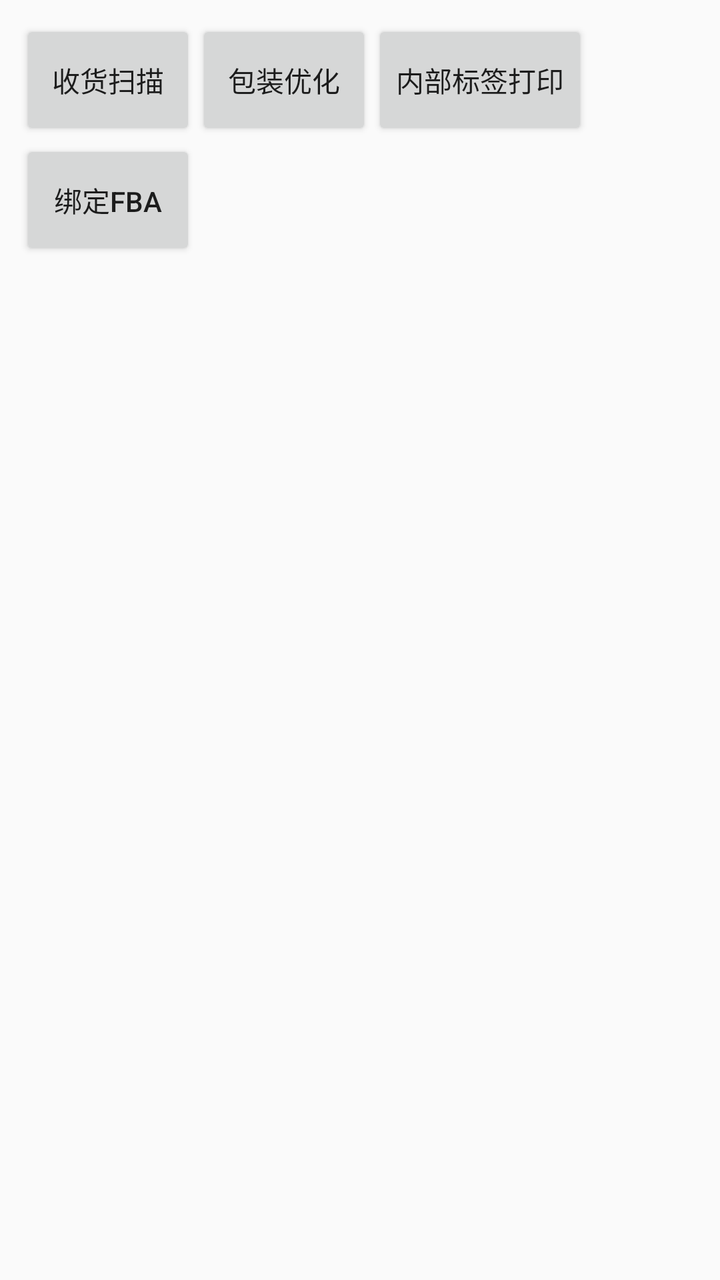
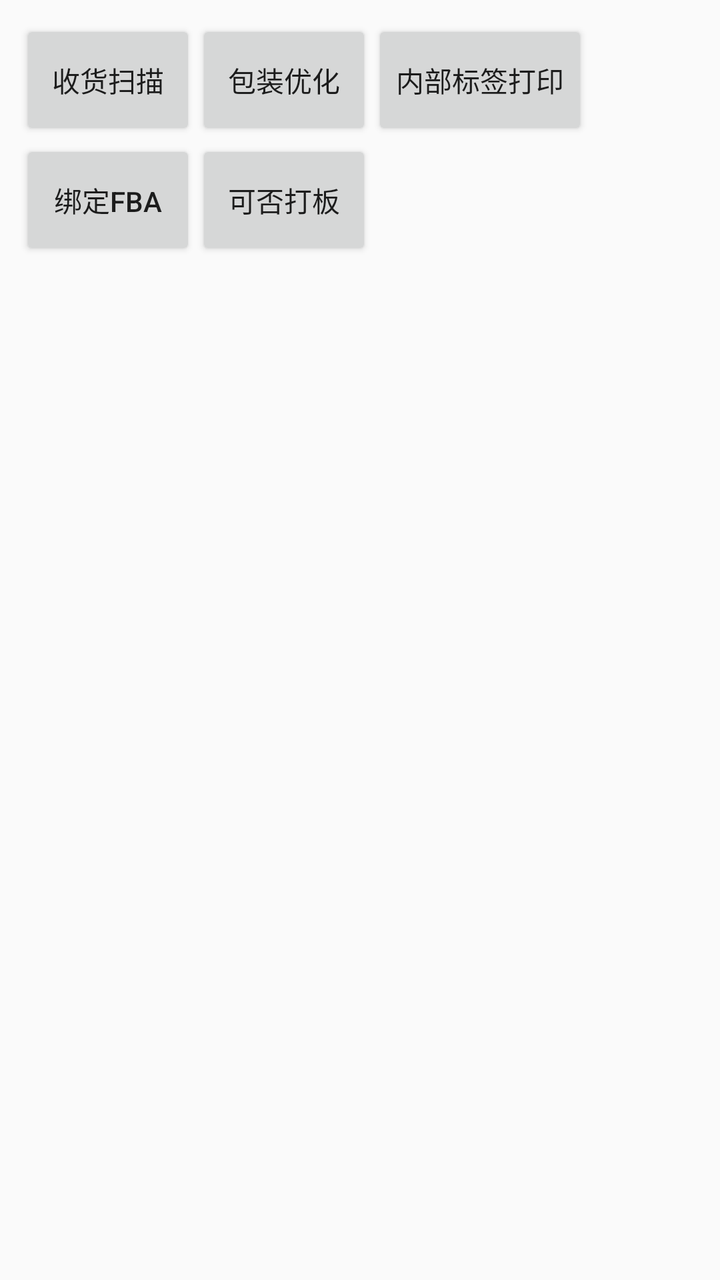

Two renders of the same Android screen: before a commit and after it. Below are the layout's source before the change and the commit's diff.
<!-- AndroidManifest.xml: application theme AppTheme -->
<!-- res/layout/activity_main.xml -->
<?xml version="1.0" encoding="utf-8"?>
<RelativeLayout xmlns:android="http://schemas.android.com/apk/res/android"
    xmlns:tools="http://schemas.android.com/tools"
    android:id="@+id/activity_main"
    android:layout_width="match_parent"
    android:layout_height="match_parent"
    android:paddingBottom="@dimen/activity_vertical_margin"
    android:paddingLeft="@dimen/activity_horizontal_margin"
    android:paddingRight="@dimen/activity_horizontal_margin"
    android:paddingTop="@dimen/activity_vertical_margin"
    tools:context="com.sl56.lis.androidapp.MainActivity">

    <TableLayout
        android:layout_width="match_parent"
        android:layout_height="match_parent">

        <TableRow android:layout_height="121dp">

            <Button
                android:id="@+id/btnScanRgd"
                android:layout_width="wrap_content"
                android:layout_height="60dp"
                android:text="收货扫描" />

            <Button
                android:id="@+id/btn_PackagingOptimization"
                android:layout_width="wrap_content"
                android:layout_height="60dp"
                android:text="包装优化" />

            <Button
                android:id="@+id/btn_PrintInnerLabel"
                android:layout_width="wrap_content"
                android:layout_height="60dp"
                android:text="内部标签打印" />
        </TableRow>

        <TableRow>
            <Button
                android:id="@+id/btn_bind_FBA"
                android:layout_width="wrap_content"
                android:layout_height="60dp"
                android:text="绑定FBA" />
        </TableRow>

    </TableLayout>
</RelativeLayout>
<!-- resources referenced by this layout -->
<resources>
  <dimen name="activity_horizontal_margin">10dp</dimen>
  <dimen name="activity_vertical_margin">10dp</dimen>
  <style name="AppTheme" parent="Theme.AppCompat.Light.DarkActionBar">
          
          <item name="colorPrimary">@color/colorPrimary</item>
          <item name="colorPrimaryDark">@color/colorPrimaryDark</item>
          <item name="colorAccent">@color/colorAccent</item>
          <item name="android:windowFullscreen">true</item>
          <item name="android:actionButtonStyle">@style/MyActionButtonStyle</item>
      </style>
  <color name="colorPrimary">#3F51B5</color>
  <color name="colorPrimaryDark">#303F9F</color>
  <color name="colorAccent">#FF4081</color>
  <style name="MyActionButtonStyle" parent="AppTheme">
          <item name="android:minWidth">20dip</item>
          <item name="android:padding">20dip</item>
      </style>
</resources>

<!-- the commit's change to res/layout/activity_main.xml (unified diff, before → after) -->
@@ -41,6 +41,11 @@
                 android:layout_width="wrap_content"
                 android:layout_height="60dp"
                 android:text="绑定FBA" />
+            <Button
+                android:id="@+id/btn_can_pallet"
+                android:layout_width="wrap_content"
+                android:layout_height="60dp"
+                android:text="可否打板" />
         </TableRow>
 
     </TableLayout>
